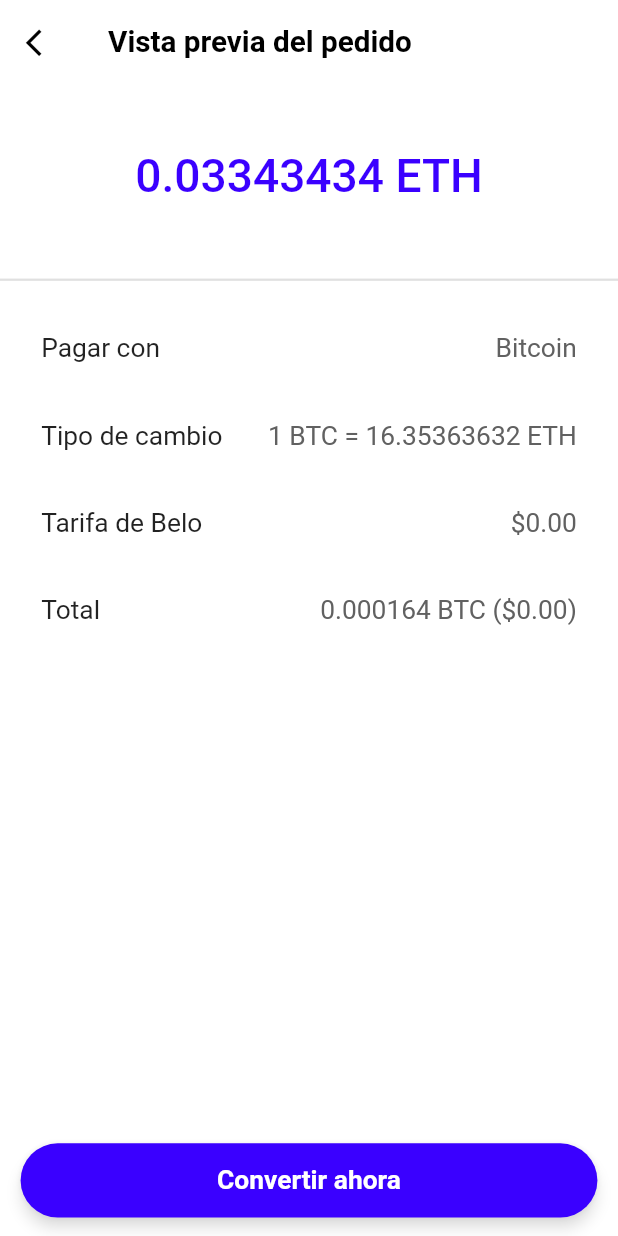
After one commit to JErazo7/flutter-crypto-wallet, a Flutter app: the ConfirmationPage screen opened directly, on a phone screen of 412 x 824 dp. The commit adds this screen. Run offline on Flutter 3.47's test engine with Material 2 defaults, Android fonts, the phone set to English and light mode, and no system bars; our stand-ins replace animate_do, convex_bottom_bar, dartz, flutter_riverpod, flutter_screenutil, freezed_annotation and 2 more; network calls fail.

Commit message:
Design review page

```diff
--- a/lib/core/utils.dart
+++ b/lib/core/utils.dart
@@ -4,6 +4,6 @@ class Utils {
   }
 
   static String getPrice(double price) {
-    return '\$${(price).toStringAsFixed(1)}';
+    return '\$${(price).toStringAsFixed(3)}';
   }
 }
--- /dev/null
+++ b/lib/presentation/confirmation_page.dart
@@ -0,0 +1,114 @@
+import 'package:flutter/material.dart';
+import 'package:flutter/widgets.dart';
+import 'package:flutter_screenutil/flutter_screenutil.dart';
+
+import 'widgets/round_button.dart';
+
+class ConfirmationPage extends StatelessWidget {
+  const ConfirmationPage({Key? key}) : super(key: key);
+  final _color = const Color(0XFFF3A00FF);
+
+  @override
+  Widget build(BuildContext context) {
+    return Scaffold(
+      appBar: AppBar(
+        backgroundColor: Colors.white,
+        elevation: 0,
+        automaticallyImplyLeading: true,
+        brightness: Brightness.light,
+        leading: IconButton(
+          color: Colors.black,
+          iconSize: 35.h,
+          icon: const Icon(Icons.arrow_back_ios),
+          onPressed: () => Navigator.pop(context),
+        ),
+        title: Text('Vista previa del pedido',
+            maxLines: 1,
+            textAlign: TextAlign.center,
+            style: TextStyle(
+                color: Colors.black,
+                fontSize: 36.sp,
+                fontWeight: FontWeight.bold)),
+      ),
+      backgroundColor: Colors.white,
+      body: Center(
+        child: Column(
+          crossAxisAlignment: CrossAxisAlignment.center,
+          children: [
+            Padding(
+              padding: EdgeInsets.symmetric(vertical: 70.h),
+              child: Text('0.03343434 ETH',
+                  maxLines: 1,
+                  textAlign: TextAlign.center,
+                  style: TextStyle(
+                      color: _color,
+                      fontSize: 56.sp,
+                      fontWeight: FontWeight.w500)),
+            ),
+            const Divider(
+              thickness: 1.5,
+            ),
+            SizedBox(
+              height: 15.h,
+            ),
+            const _RowItem(title: 'Pagar con', subtitle: 'Bitcoin'),
+            const _RowItem(
+                title: 'Tipo de cambio', subtitle: '1 BTC = 16.35363632 ETH'),
+            const _RowItem(title: 'Tarifa de Belo', subtitle: '\$0.00'),
+            const _RowItem(title: 'Total', subtitle: '0.000164 BTC (\$0.00)'),
+            Expanded(
+              child: SizedBox(
+                child: Container(),
+              ),
+            ),
+            RoundButton(
+              text: 'Convertir ahora',
+              onTap: () {},
+            ),
+            SizedBox(
+              height: 20.h + (ScreenUtil().bottomBarHeight / 2),
+            )
+          ],
+        ),
+      ),
+    );
+  }
+}
+
+class _RowItem extends StatelessWidget {
+  const _RowItem({Key? key, required this.title, required this.subtitle})
+      : super(key: key);
+
+  final String title, subtitle;
+
+  @override
+  Widget build(BuildContext context) {
+    return Padding(
+      padding: EdgeInsets.symmetric(horizontal: 50.w, vertical: 30.h),
+      child: Row(
+        mainAxisAlignment: MainAxisAlignment.spaceBetween,
+        crossAxisAlignment: CrossAxisAlignment.start,
+        children: [
+          SizedBox(
+            width: 250.w,
+            child: Text(title,
+                maxLines: 1,
+                textAlign: TextAlign.left,
+                style: TextStyle(
+                    color: Colors.black87,
+                    fontSize: 32.sp,
+                    fontWeight: FontWeight.normal)),
+          ),
+          Expanded(
+            child: Text(subtitle,
+                textAlign: TextAlign.right,
+                style: TextStyle(
+                    color: Colors.grey.shade700,
+                    fontSize: 32.sp,
+                    fontWeight: FontWeight.normal)),
+          )
+        ],
+      ),
+    );
+  }
+}
--- /dev/null
+++ b/lib/presentation/widgets/round_button.dart
@@ -0,0 +1,44 @@
+import 'package:flutter/material.dart';
+import 'package:flutter_screenutil/flutter_screenutil.dart';
+
+class RoundButton extends StatelessWidget {
+  const RoundButton(
+      {Key? key,
+      VoidCallback? onTap,
+      color = const Color(0XFFF3A00FF),
+      required String text})
+      : _onTap = onTap,
+        _color = color,
+        _text = text,
+        super(key: key);
+
+  final VoidCallback? _onTap;
+  final Color _color;
+  final String _text;
+
+  @override
+  Widget build(BuildContext context) {
+    return Padding(
+      padding: EdgeInsets.symmetric(horizontal: 25.w),
+      child: InkWell(
+        onTap: _onTap,
+        child: PhysicalModel(
+          shadowColor: Colors.white,
+          elevation: 4,
+          color: _color,
+          borderRadius: BorderRadius.circular(25),
+          child: Container(
+            alignment: Alignment.center,
+            height: 80.h,
+            child: Text(_text,
+                textAlign: TextAlign.center,
+                style: TextStyle(
+                    color: Colors.white,
+                    fontSize: 32.sp,
+                    fontWeight: FontWeight.bold)),
+          ),
+        ),
+      ),
+    );
+  }
+}
```
Also changed, not shown: lib/application/coin_convert/coin_convert_notifier.dart (+24 -6 lines), lib/application/coin_convert/coin_convert_state.dart (+7 -6 lines), lib/presentation/balance_page.dart (+3 -5 lines), lib/presentation/convert_page.dart (+73 -47 lines), lib/application/coin_convert/coin_convert_notifier.freezed.dart.
